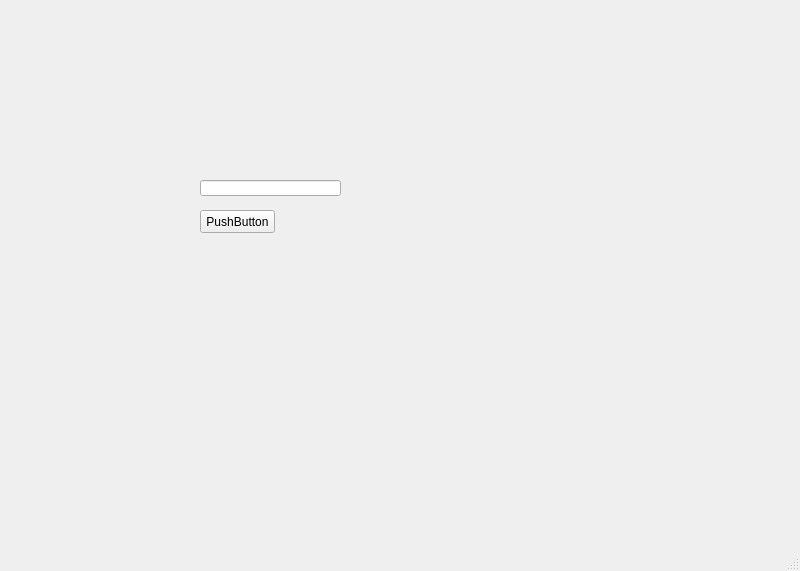
Above: mainwindow.ui from Helobaka/QtProject before the change. Below: the same form after it.
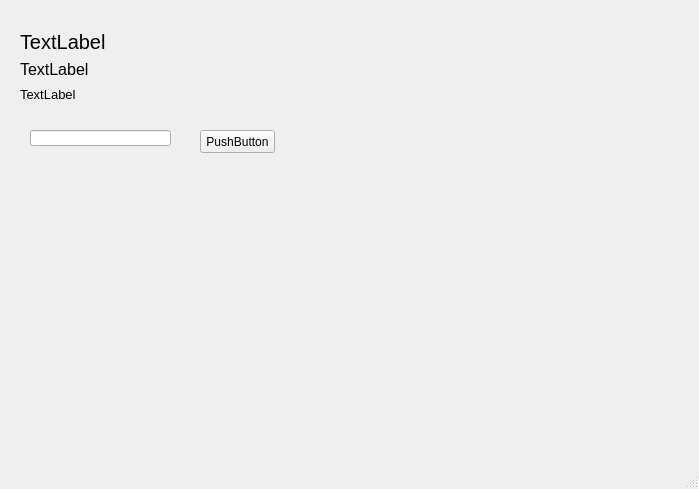
That is the form after the change.

```diff
--- a/mainwindow.ui
+++ b/mainwindow.ui
@@ -6,8 +6,8 @@
    <rect>
     <x>0</x>
     <y>0</y>
-    <width>800</width>
-    <height>571</height>
+    <width>699</width>
+    <height>489</height>
    </rect>
   </property>
   <property name="windowTitle">
@@ -17,8 +17,8 @@
    <widget class="QLineEdit" name="lineEdit">
     <property name="geometry">
      <rect>
-      <x>200</x>
-      <y>180</y>
+      <x>30</x>
+      <y>130</y>
       <width>141</width>
       <height>16</height>
      </rect>
@@ -28,7 +28,7 @@
     <property name="geometry">
      <rect>
       <x>200</x>
-      <y>210</y>
+      <y>130</y>
       <width>75</width>
       <height>23</height>
      </rect>
@@ -37,6 +37,54 @@
      <string>PushButton</string>
     </property>
    </widget>
+   <widget class="QWidget" name="">
+    <property name="geometry">
+     <rect>
+      <x>20</x>
+      <y>30</y>
+      <width>651</width>
+      <height>73</height>
+     </rect>
+    </property>
+    <layout class="QVBoxLayout" name="verticalLayout">
+     <item>
+      <widget class="QLabel" name="NameLabel">
+       <property name="font">
+        <font>
+         <pointsize>15</pointsize>
+        </font>
+       </property>
+       <property name="text">
+        <string>TextLabel</string>
+       </property>
+      </widget>
+     </item>
+     <item>
+      <widget class="QLabel" name="ScoreLabel">
+       <property name="font">
+        <font>
+         <pointsize>12</pointsize>
+        </font>
+       </property>
+       <property name="text">
+        <string>TextLabel</string>
+       </property>
+      </widget>
+     </item>
+     <item>
+      <widget class="QLabel" name="PhoneLabel">
+       <property name="font">
+        <font>
+         <pointsize>10</pointsize>
+        </font>
+       </property>
+       <property name="text">
+        <string>TextLabel</string>
+       </property>
+      </widget>
+     </item>
+    </layout>
+   </widget>
   </widget>
   <widget class="QMenuBar" name="menubar">
    <property name="geometry">
```
Left out of the diff: 4 changed lines with no effect on the pictures.
